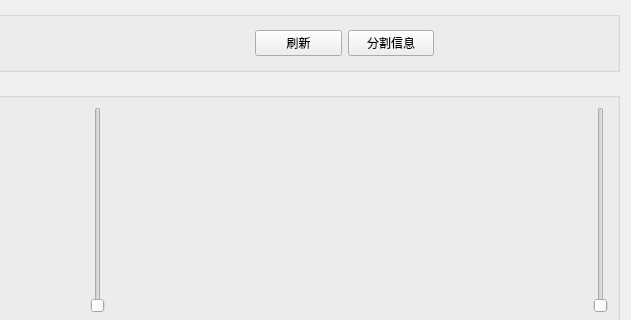
Old version of the form SurgicalRobotSoftware/RoutePlan.ui in the repository Z-Hd/Lingxi-Spine-care-Visual-Interactive-Software-Prototype; both pictures show x 415 to 1046 and y 0 to 320 of the 1046 by 661 pixel window.
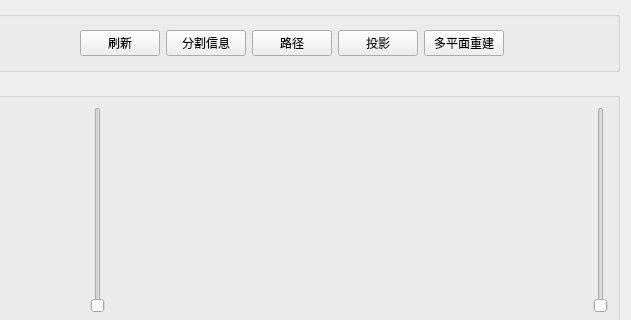
New version of the form. Custom widgets are drawn as their Qt base class.

Patch:
```diff
--- a/SurgicalRobotSoftware/RoutePlan.ui
+++ b/SurgicalRobotSoftware/RoutePlan.ui
@@ -129,6 +129,45 @@
         </property>
        </widget>
       </item>
+      <item>
+       <widget class="QPushButton" name="Path">
+        <property name="sizePolicy">
+         <sizepolicy hsizetype="Expanding" vsizetype="Fixed">
+          <horstretch>0</horstretch>
+          <verstretch>0</verstretch>
+         </sizepolicy>
+        </property>
+        <property name="text">
+         <string>路径</string>
+        </property>
+       </widget>
+      </item>
+      <item>
+       <widget class="QPushButton" name="Project">
+        <property name="sizePolicy">
+         <sizepolicy hsizetype="Expanding" vsizetype="Fixed">
+          <horstretch>0</horstretch>
+          <verstretch>0</verstretch>
+         </sizepolicy>
+        </property>
+        <property name="text">
+         <string>投影</string>
+        </property>
+       </widget>
+      </item>
+      <item>
+       <widget class="QPushButton" name="Reconstruct">
+        <property name="sizePolicy">
+         <sizepolicy hsizetype="Expanding" vsizetype="Fixed">
+          <horstretch>0</horstretch>
+          <verstretch>0</verstretch>
+         </sizepolicy>
+        </property>
+        <property name="text">
+         <string>多平面重建</string>
+        </property>
+       </widget>
+      </item>
       <item>
        <spacer name="horizontalSpacer_6">
         <property name="orientation">
```
